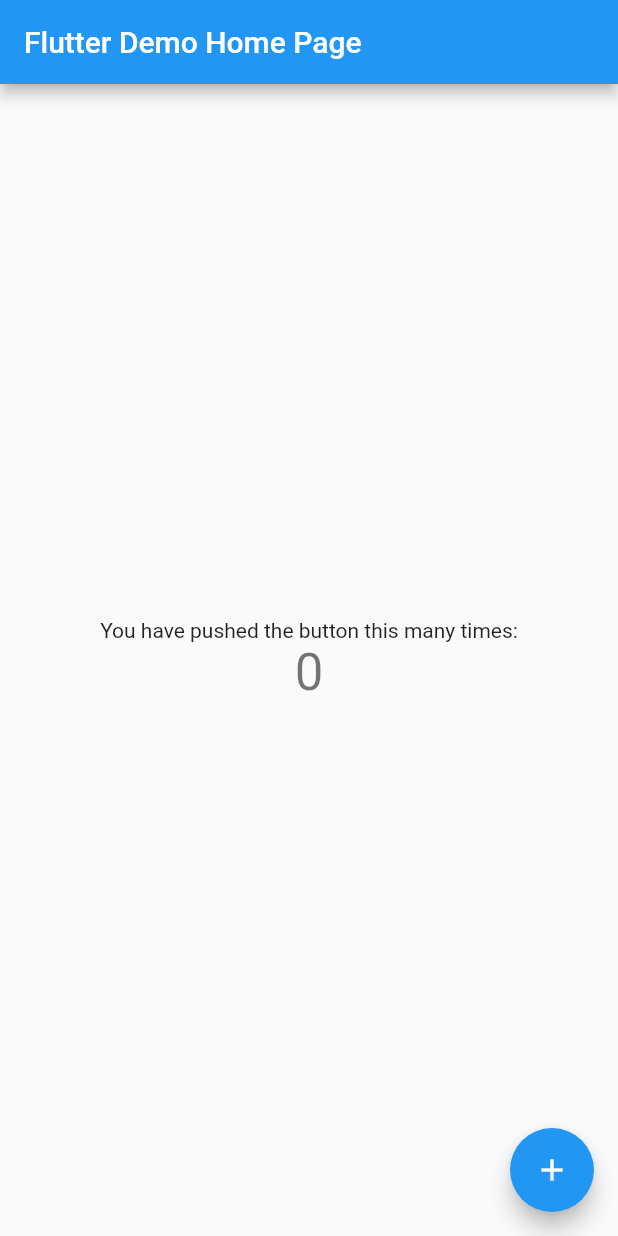
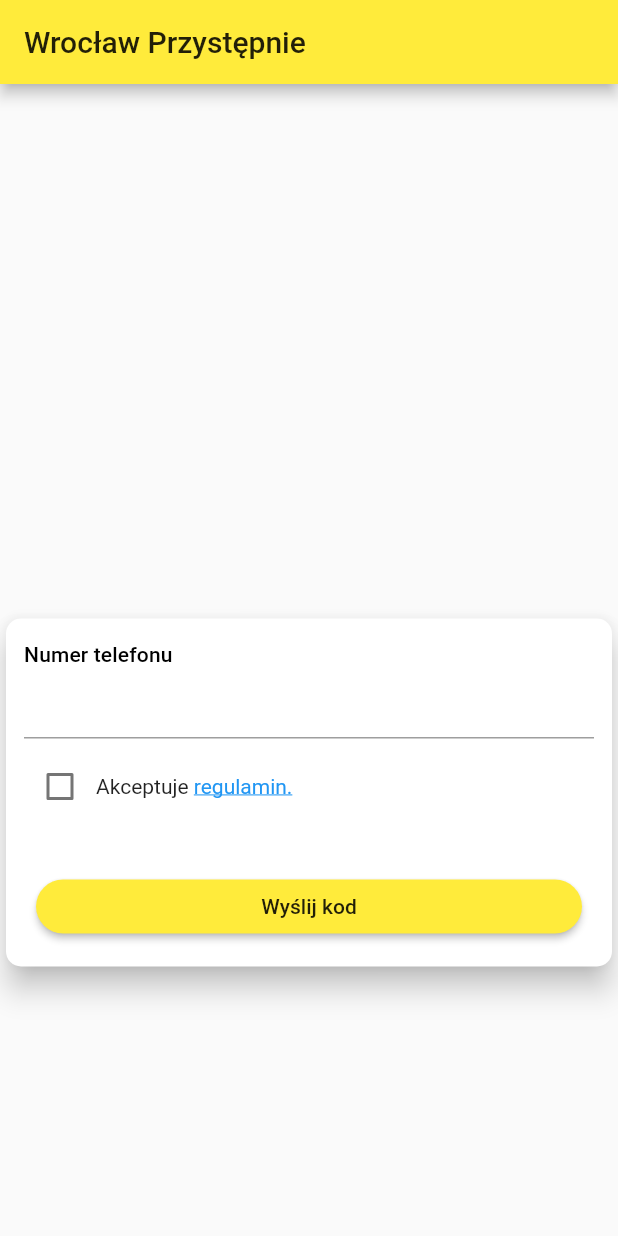
Before and after one commit to alopwr/wroclaw_przystepnie, a Flutter app: the screen it shows after launch, on a phone screen of 412 x 824 dp. Run offline on Flutter 3.47's test engine with Material 2 defaults, Android fonts, the phone set to English and light mode, and no system bars; drawn by our look-alikes of sms_autofill; our stand-ins replace shared_preferences.

Commit message:
added simple login screen (v0)

```diff
--- a/lib/main.dart
+++ b/lib/main.dart
@@ -1,4 +1,9 @@
 import 'package:flutter/material.dart';
+import 'package:provider/provider.dart';
+
+import 'providers/auth.dart';
+import 'screens/home_screen.dart';
+import 'screens/login_screen.dart';
 
 void main() => runApp(MyApp());
 
@@ -6,106 +11,22 @@ class MyApp extends StatelessWidget {
   // This widget is the root of your application.
   @override
   Widget build(BuildContext context) {
-    return MaterialApp(
-      title: 'Flutter Demo',
-      theme: ThemeData(
-        // This is the theme of your application.
-        //
-        // Try running your application with "flutter run". You'll see the
-        // application has a blue toolbar. Then, without quitting the app, try
-        // changing the primarySwatch below to Colors.green and then invoke
-        // "hot reload" (press "r" in the console where you ran "flutter run",
-        // or simply save your changes to "hot reload" in a Flutter IDE).
-        // Notice that the counter didn't reset back to zero; the application
-        // is not restarted.
-        primarySwatch: Colors.blue,
+    return MultiProvider(
+      providers: [
+        ChangeNotifierProvider(create: (_) => Auth()),
+      ],
+      child: Consumer<Auth>(
+        builder: (context, auth, _) => MaterialApp(
+          title: 'Wrocław Przystępnie',
+          theme: ThemeData(primarySwatch: Colors.yellow),
+          home: auth.loggingProcess
+              ? Scaffold(
+                  appBar: AppBar(title: const Text("Wrocław Przystępnie")),
+                  body: const Center(child: CircularProgressIndicator()))
+              : auth.isAuthed ? MapScreen() : LoginScreen(),
+          routes: {},
+        ),
       ),
-      home: MyHomePage(title: 'Flutter Demo Home Page'),
     );
   }
 }
-
-class MyHomePage extends StatefulWidget {
-  MyHomePage({Key key, this.title}) : super(key: key);
-
-  // This widget is the home page of your application. It is stateful, meaning
-  // that it has a State object (defined below) that contains fields that affect
-  // how it looks.
-
-  // This class is the configuration for the state. It holds the values (in this
-  // case the title) provided by the parent (in this case the App widget) and
-  // used by the build method of the State. Fields in a Widget subclass are
-  // always marked "final".
-
-  final String title;
-
-  @override
-  _MyHomePageState createState() => _MyHomePageState();
-}
-
-class _MyHomePageState extends State<MyHomePage> {
-  int _counter = 0;
-
-  void _incrementCounter() {
-    setState(() {
-      // This call to setState tells the Flutter framework that something has
-      // changed in this State, which causes it to rerun the build method below
-      // so that the display can reflect the updated values. If we changed
-      // _counter without calling setState(), then the build method would not be
-      // called again, and so nothing would appear to happen.
-      _counter++;
-    });
-  }
-
-  @override
-  Widget build(BuildContext context) {
-    // This method is rerun every time setState is called, for instance as done
-    // by the _incrementCounter method above.
-    //
-    // The Flutter framework has been optimized to make rerunning build methods
-    // fast, so that you can just rebuild anything that needs updating rather
-    // than having to individually change instances of widgets.
-    return Scaffold(
-      appBar: AppBar(
-        // Here we take the value from the MyHomePage object that was created by
-        // the App.build method, and use it to set our appbar title.
-        title: Text(widget.title),
-      ),
-      body: Center(
-        // Center is a layout widget. It takes a single child and positions it
-        // in the middle of the parent.
-        child: Column(
-          // Column is also a layout widget. It takes a list of children and
-          // arranges them vertically. By default, it sizes itself to fit its
-          // children horizontally, and tries to be as tall as its parent.
-          //
-          // Invoke "debug painting" (press "p" in the console, choose the
-          // "Toggle Debug Paint" action from the Flutter Inspector in Android
-          // Studio, or the "Toggle Debug Paint" command in Visual Studio Code)
-          // to see the wireframe for each widget.
-          //
-          // Column has various properties to control how it sizes itself and
-          // how it positions its children. Here we use mainAxisAlignment to
-          // center the children vertically; the main axis here is the vertical
-          // axis because Columns are vertical (the cross axis would be
-          // horizontal).
-          mainAxisAlignment: MainAxisAlignment.center,
-          children: <Widget>[
-            Text(
-              'You have pushed the button this many times:',
-            ),
-            Text(
-              '$_counter',
-              style: Theme.of(context).textTheme.headline4,
-            ),
-          ],
-        ),
-      ),
-      floatingActionButton: FloatingActionButton(
-        onPressed: _incrementCounter,
-        tooltip: 'Increment',
-        child: Icon(Icons.add),
-      ), // This trailing comma makes auto-formatting nicer for build methods.
-    );
-  }
-}
--- /dev/null
+++ b/lib/screens/home_screen.dart
@@ -0,0 +1,13 @@
+import 'package:flutter/material.dart';
+
+class MapScreen extends StatelessWidget {
+  @override
+  Widget build(BuildContext context) {
+    return Scaffold(
+      appBar: AppBar(title: const Text("Wrocław Przystępnie")),
+      body: Center(
+        child: const Text("Map screen"),
+      ),
+    );
+  }
+}
--- /dev/null
+++ b/lib/screens/login_screen.dart
@@ -0,0 +1,220 @@
+import 'dart:math';
+
+import 'package:flutter/material.dart';
+import 'package:provider/provider.dart';
+import 'package:sms_autofill/sms_autofill.dart';
+
+import '../helpers/errors_helper.dart';
+import '../providers/auth.dart';
+import '../widgets/phone_card.dart';
+import '../widgets/pin_code_card.dart';
+
+enum LoginMode { phoneNumber, smsCode }
+
+class LoginScreen extends StatefulWidget {
+  final randomFocusNode = FocusNode();
+  @override
+  _LoginScreenState createState() => _LoginScreenState();
+}
+
+class _LoginScreenState extends State<LoginScreen> {
+  LoginMode _mode = LoginMode.phoneNumber;
+  final _phoneNumberController = TextEditingController();
+  String _smsCode = "";
+  bool acceptRules = false;
+  bool acceptRulesError = false;
+  bool validating = false;
+  String errorMessage;
+  var appBar = AppBar(title: const Text("Wrocław Przystępnie"));
+  OverlayEntry overlayEntry;
+
+  @override
+  void dispose() {
+    SmsAutoFill().unregisterListener();
+    super.dispose();
+  }
+
+  bool validatePhoneNumber() {
+    var val = _phoneNumberController.value.text;
+    if (val.length <= 0) {
+      errorMessage = "Numer telefonu nie może być pusty";
+      return false;
+    }
+    return true;
+  }
+
+  bool validateSmsCode() {
+    return true;
+  }
+
+  void setAcceptRules(bool value) {
+    setState(() {
+      acceptRules = value;
+    });
+  }
+
+  Future _submitSmsCode() async {
+    if (FocusScope.of(context).canRequestFocus)
+      FocusScope.of(context).requestFocus(widget.randomFocusNode);
+    if (!validateSmsCode()) return;
+    showDialog(
+        context: context,
+        barrierDismissible: false,
+        child: const Center(child: CircularProgressIndicator()));
+    var isValid = await Provider.of<Auth>(context, listen: false)
+        .validatePhoneNumber(_smsCode);
+    Navigator.of(context).popUntil((route) => route.isFirst);
+    if (!isValid) {
+      showDialog(
+          context: context,
+          child: AlertDialog(
+            title: const Text("Niepoprawny kod"),
+            content: const Text("Wprowadzony kod sms jest niepoprawny."),
+            actions: <Widget>[
+              FlatButton(
+                child: const Text("OK"),
+                onPressed: () {
+                  Navigator.of(context).pop();
+                },
+              )
+            ],
+          ));
+      setState(() {
+        _smsCode = "";
+      });
+      return;
+    }
+  }
+
+  void closeEntry() {
+    overlayEntry?.remove();
+  }
+
+  void _submitPhoneNumber() async {
+    if (FocusScope.of(context).canRequestFocus)
+      FocusScope.of(context).requestFocus(widget.randomFocusNode);
+    if (!validatePhoneNumber()) return;
+
+    if (!acceptRules) {
+      setState(() {
+        acceptRulesError = true;
+      });
+      return;
+    }
+
+    await SmsAutoFill().listenForCode;
+    showPinCode();
+    var isValid = await Provider.of<Auth>(context, listen: false)
+        .sendPhoneNumber(_phoneNumberController.value.text, context);
+    if (!isValid) {
+      var errorCode =
+          Provider.of<Auth>(context, listen: false).validationErrorCode;
+      showDialog(
+          context: context,
+          barrierDismissible: false,
+          child: AlertDialog(
+            title: Text(ErrorCodeHelper.title(errorCode)),
+            content: Text(ErrorCodeHelper.content(errorCode)),
+            actions: <Widget>[
+              FlatButton(
+                  child: const Text("OK"),
+                  onPressed: () {
+                    Navigator.of(context).pop();
+                    returnToPhoneInput();
+                  })
+            ],
+          ));
+      return;
+    }
+
+    var debug = Provider.of<Auth>(context, listen: false).debug;
+    if (debug != null && debug != "null") {
+      var overlay = Overlay.of(context);
+      overlayEntry = OverlayEntry(
+          builder: (context) => Positioned(
+                top: 50,
+                left: 10,
+                child: SizedBox(
+                  // height: 50,
+                  width: MediaQuery.of(context).size.width - 20,
+                  child: Card(
+                    child: ListTile(
+                      dense: true,
+                      leading: const Icon(Icons.textsms),
+                      title: Text("Twój testowy kod: $debug"),
+                      subtitle: const Text("Aby oszczędzać na sms-ach"),
+                      trailing: IconButton(
+                        icon: const Icon(Icons.close),
+                        onPressed: closeEntry,
+                      ),
+                    ),
+                  ),
+                ),
+              ));
+      overlay.insert(overlayEntry);
+    }
+  }
+
+  @override
+  Widget build(BuildContext context) {
+    final mediaQuery = MediaQuery.of(context);
+    final trueHeight = mediaQuery.size.height -
+        appBar.preferredSize.height -
+        mediaQuery.padding.top;
+
+    return Scaffold(
+      appBar: appBar,
+      body: SizedBox(
+        height: max(trueHeight, 470),
+        width: mediaQuery.size.width,
+        child: SingleChildScrollView(
+            child: SizedBox(
+          height: max(trueHeight, 470),
+          child: Column(
+              mainAxisAlignment: MainAxisAlignment.spaceEvenly,
+              children: <Widget>[
+                // const Logo(),
+                const SizedBox(height: 1),
+                _mode == LoginMode.phoneNumber
+                    ? PhoneNumberCard(
+                        controller: _phoneNumberController,
+                        errorMessage: errorMessage,
+                        appBar: appBar,
+                        submit: _submitPhoneNumber,
+                        accept: acceptRules,
+                        setAccept: setAcceptRules,
+                        showError: acceptRulesError,
+                      )
+                    : PinCodeCard(_smsCode, setCode, _submitSmsCode),
+              ]),
+        )),
+      ),
+    );
+  }
+
+  void showPinCode() {
+    setState(() {
+      appBar = AppBar(
+        leading: FlatButton(
+          child: const Icon(Icons.arrow_back),
+          onPressed: returnToPhoneInput,
+        ),
+        title: const Text("Wrocław Przystępnie"),
+      );
+      _mode = LoginMode.smsCode;
+    });
+  }
+
+  void returnToPhoneInput() {
+    Navigator.of(context).pushReplacement(MaterialPageRoute(
+        fullscreenDialog: true, builder: (_) => LoginScreen()));
+  }
+
+  Future setCode(String newVal) async {
+    var oldVal = _smsCode;
+    _smsCode = newVal;
+    if (_smsCode.length == 6 && newVal != oldVal) {
+      await _submitSmsCode();
+    }
+  }
+}
--- /dev/null
+++ b/lib/widgets/phone_card.dart
@@ -0,0 +1,129 @@
+import 'package:flutter/material.dart';
+import 'package:sms_autofill/sms_autofill.dart';
+import 'package:url_launcher/url_launcher.dart';
+
+class PhoneNumberCard extends StatelessWidget {
+  const PhoneNumberCard({
+    @required this.controller,
+    @required this.errorMessage,
+    @required this.appBar,
+    @required this.submit,
+    @required this.accept,
+    @required this.setAccept,
+    @required this.showError,
+  });
+
+  final TextEditingController controller;
+  final String errorMessage;
+  final AppBar appBar;
+  final Function submit;
+  final bool accept;
+  final Function setAccept;
+  final bool showError;
+  @override
+  Widget build(BuildContext context) {
+    return SizedBox(
+      height: 240,
+      child: Card(
+        shape: RoundedRectangleBorder(
+          borderRadius: BorderRadius.circular(10.0),
+        ),
+        elevation: 8.0,
+        child: Column(
+          mainAxisAlignment: MainAxisAlignment.spaceAround,
+          crossAxisAlignment: CrossAxisAlignment.stretch,
+          children: <Widget>[
+            Padding(
+              padding: const EdgeInsets.symmetric(horizontal: 12),
+              child: Column(
+                crossAxisAlignment: CrossAxisAlignment.start,
+                children: <Widget>[
+                  Text("Numer telefonu",
+                      style: Theme.of(context).textTheme.subtitle),
+                  PhoneFieldHint(
+                    controller: controller,
+                  ),
+                  const SizedBox(height: 8),
+                  Row(
+                    children: [
+                      Checkbox(
+                        value: accept,
+                        onChanged: setAccept,
+                        activeColor: Theme.of(context).primaryColor,
+                      ),
+                      const Text("Akceptuje "),
+                      GestureDetector(
+                        child: const Text(
+                          "regulamin.",
+                          style: TextStyle(
+                              color: Colors.blue,
+                              decoration: TextDecoration.underline),
+                        ),
+                        onTap: () async {
+                          var url = 'https://www.nasa.gov';
+                          if (await canLaunch(url)) {
+                            await launch(url);
+                          } else {
+                            showDialog(
+                              context: context,
+                              child: AlertDialog(
+                                content: Text("Nie udało się otworzyć $url."),
+                                actions: <Widget>[
+                                  FlatButton(
+                                    child: const Text("OK"),
+                                    onPressed: () {
+                                      Navigator.of(context).pop();
+                                    },
+                                  )
+                                ],
+                              ),
+                            );
+                          }
+                        },
+                      )
+                    ],
+                  ),
+                  showError
+                      ? Padding(
+                          padding: const EdgeInsets.only(left: 15),
+                          child: Text(
+                            "Musisz zaakceptować regulamin.",
+                            style: Theme.of(context)
+                                .textTheme
+                                .caption
+                                .copyWith(color: Theme.of(context).errorColor),
+                          ),
+                        )
+                      : Container()
+                ],
+              ),
+            ),
+
+            Padding(
+              padding: const EdgeInsets.symmetric(horizontal: 20),
+              child: RaisedButton(
+                child: Text('Wyślij kod'),
+                onPressed: submit,
+                shape: RoundedRectangleBorder(
+                  borderRadius: BorderRadius.circular(30),
+                ),
+                padding:
+                    const EdgeInsets.symmetric(horizontal: 30.0, vertical: 8.0),
+                color: Theme.of(context).primaryColor,
+                textColor: Theme.of(context).primaryTextTheme.button.color,
+              ),
+            ),
+            // Text("App Signature : $signature"),
+            // RaisedButton(
+            //   child: Text('Get app signature'),
+            //   onPressed: () async {
+            //     signature = await SmsAutoFill().getAppSignature;
+            //     setState(() {});
+            //   },
+            // ),
+          ],
+        ),
+      ),
+    );
+  }
+}
```
Also changed, not shown: lib/helpers/errors_helper.dart (added, +41 -0 lines), lib/providers/auth.dart (added, +113 -0 lines), lib/widgets/pin_code_card.dart (added, +71 -0 lines), pubspec.yaml (+8 -0 lines), pubspec.lock.
